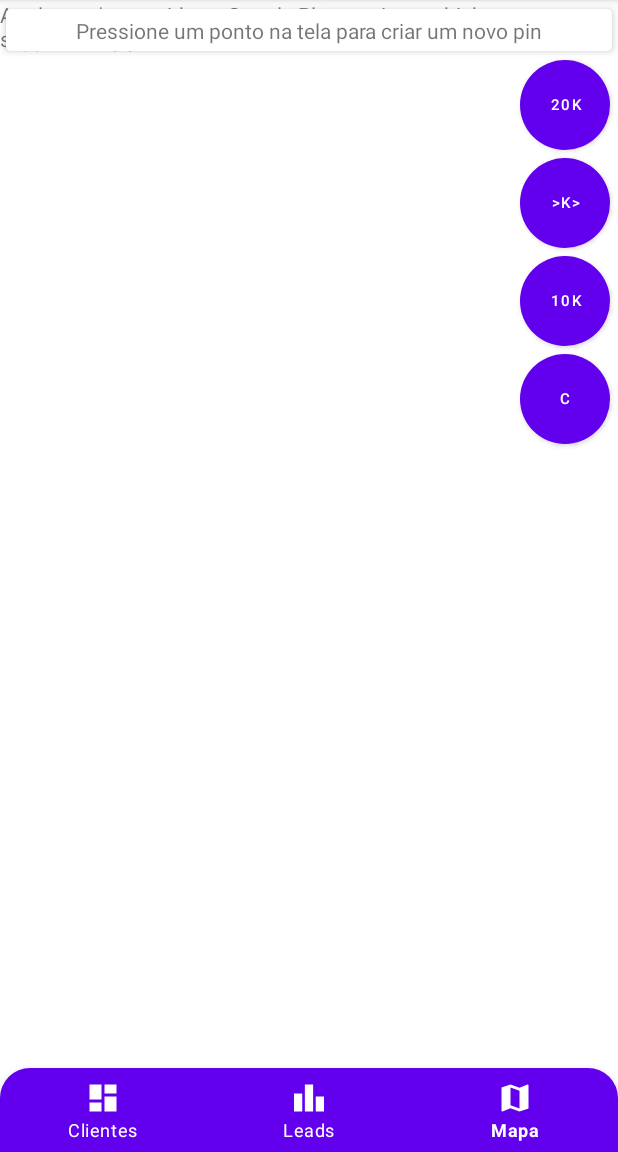
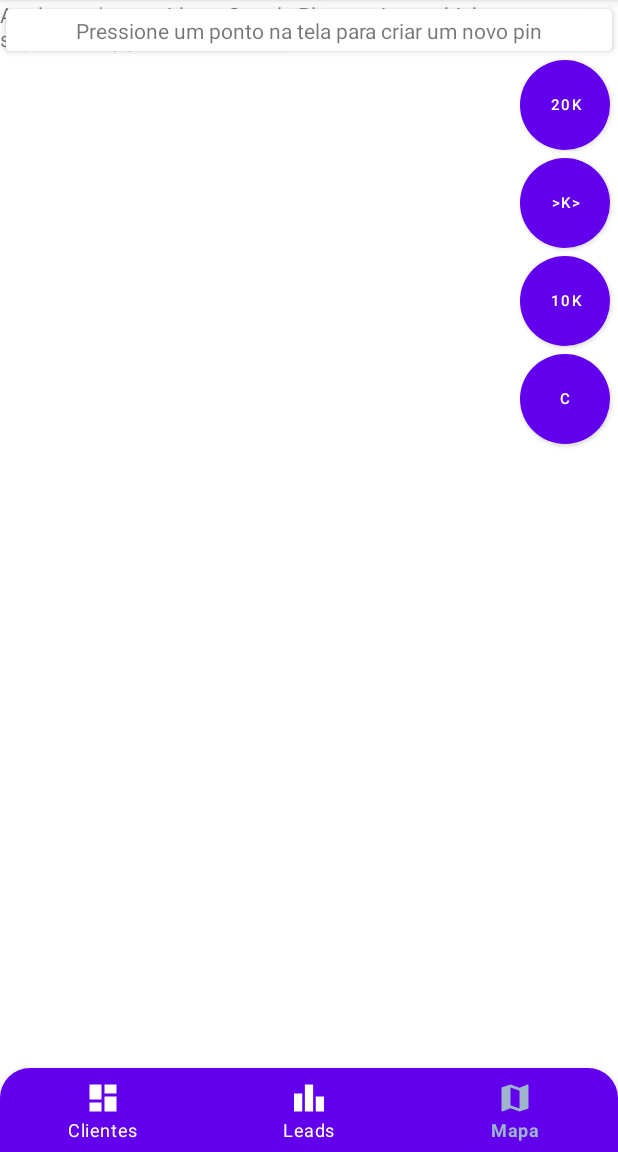
Before and after one commit to aguiarroney/apolo, an Android app: the screen it shows after launch (MainActivity), on a phone screen of 412 x 824 dp, the part 84-1236 px from its top. Run offline under Robolectric (Android 15) with nearby library versions, the phone set to English and light mode, and no system bars; our stand-ins replace navigation-ui; 3 statements that could not run were skipped.

Commit message:
implementação de troca de cor do icone selecionado na bottomNavigationView

```diff
--- /dev/null
+++ b/app/src/main/res/color/bottom_navigation_color.xml
@@ -0,0 +1,6 @@
+<?xml version="1.0" encoding="utf-8"?>
+<selector xmlns:android="http://schemas.android.com/apk/res/android">
+    <item android:color="@color/select" android:state_checked="true" />
+    <item android:color="@color/select" android:state_pressed="true" />
+    <item android:color="@color/white" />
+</selector>
--- a/app/src/main/res/layout/activity_main.xml
+++ b/app/src/main/res/layout/activity_main.xml
@@ -25,8 +25,8 @@
         android:layout_height="wrap_content"
         android:layout_gravity="bottom"
         android:background="@drawable/bottom_navigation_background"
-        app:itemIconTint="@color/white"
-        app:itemTextColor="@color/white"
+        app:itemIconTint="@color/bottom_navigation_color"
+        app:itemTextColor="@color/bottom_navigation_color"
         app:layout_constraintBottom_toBottomOf="parent"
         app:layout_constraintEnd_toEndOf="parent"
         app:layout_constraintStart_toStartOf="parent"
--- a/app/src/main/res/menu/navigation_bar.xml
+++ b/app/src/main/res/menu/navigation_bar.xml
@@ -4,16 +4,16 @@
     <item
         android:id="@+id/listFragment"
         android:icon="@drawable/ic_baseline_dashboard_24"
-        android:title="Clientes" />
+        android:title="@string/clientes" />
 
     <item
         android:id="@+id/leadsFragment"
         android:icon="@drawable/ic_baseline_leaderboard_24"
-        android:title="Leads" />
+        android:title="@string/leads" />
 
     <item
         android:id="@+id/mapsFragment"
         android:icon="@drawable/ic_baseline_map_24"
-        android:title="Mapa" />
+        android:title="@string/mapa" />
 
 </menu>
--- a/app/src/main/res/values/colors.xml
+++ b/app/src/main/res/values/colors.xml
@@ -7,4 +7,5 @@
     <color name="teal_700">#FF018786</color>
     <color name="black">#FF000000</color>
     <color name="white">#FFFFFFFF</color>
+    <color name="select">#9DB6CC</color>
 </resources>
--- a/app/src/main/res/values/strings.xml
+++ b/app/src/main/res/values/strings.xml
@@ -10,4 +10,7 @@
     <string name="converter">Converter</string>
     <string name="proposta_enviada">Proposta Enviada</string>
     <string name="pesquisar">Pesquisar</string>
+    <string name="mapa">Mapa</string>
+    <string name="leads">Leads</string>
+    <string name="clientes">Clientes</string>
 </resources>
```
